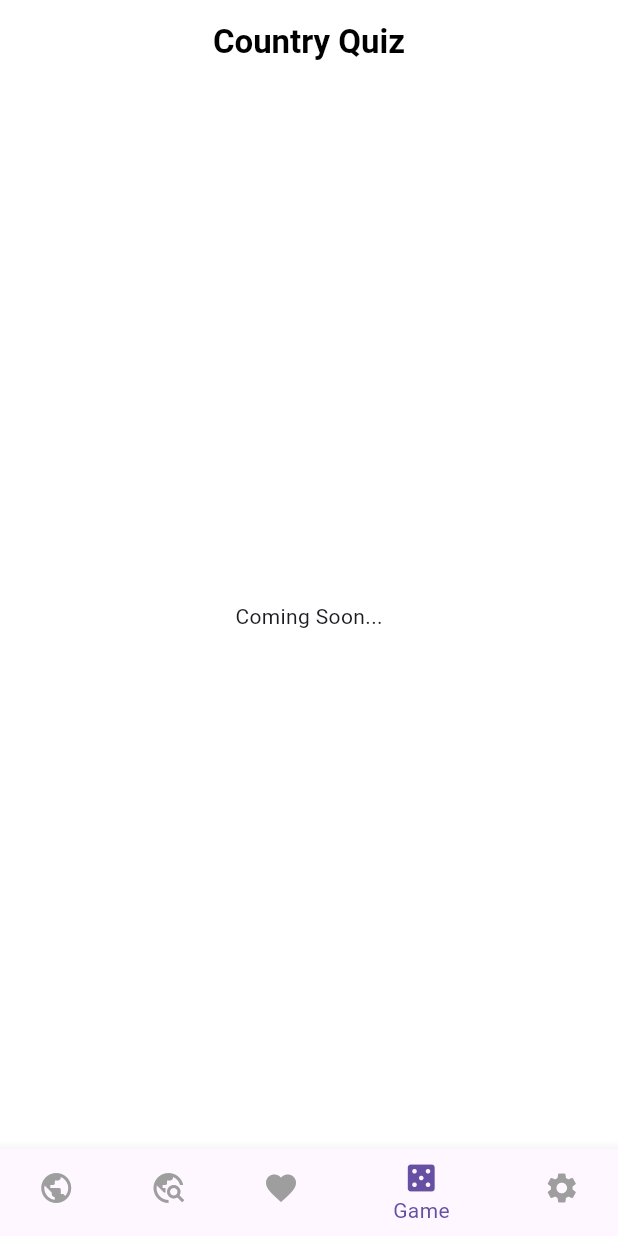
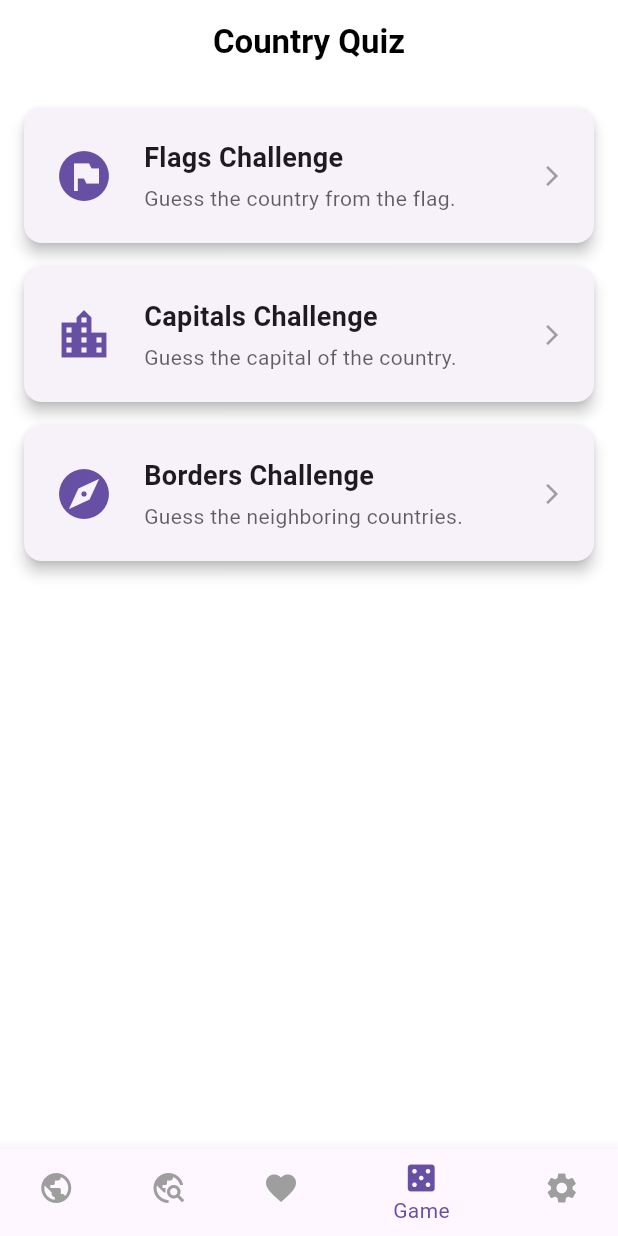
Before and after one commit to HaiderBey/country-explorer, a Flutter app: the screen it shows after launch, item 4 of the bottom bar chosen, on a phone screen of 412 x 824 dp. Run offline on Flutter 3.47's test engine with Material 3 defaults, Android fonts, the phone set to English and light mode, and no system bars; our stand-ins replace flutter_svg, shared_preferences; network calls fail.

Commit message:
2.0.0: Add a functional mini-game

```diff
--- /dev/null
+++ b/lib/mini_game/game_screen.dart
@@ -0,0 +1,101 @@
+import 'package:bolden/mini_game/flags_game_screen.dart';
+import 'package:flutter/material.dart';
+
+class GameScreen extends StatelessWidget {
+  const GameScreen({super.key});
+
+  @override
+  Widget build(BuildContext context) {
+    return ListView(
+      padding: const EdgeInsets.all(16.0),
+      children: [
+        _buildModeCard(
+          context: context,
+          title: 'Flags Challenge',
+          description: 'Guess the country from the flag.',
+          icon: Icons.flag_circle,
+          onTap: () {
+            Navigator.push(
+              context,
+              MaterialPageRoute(
+                builder: (context) => FlagsGameScreen(),
+              ),
+            );
+          },
+        ),
+        _buildModeCard(
+          context: context,
+          title: 'Capitals Challenge',
+          description: 'Guess the capital of the country.',
+          icon: Icons.location_city,
+          onTap: () {
+            ScaffoldMessenger.of(context).showSnackBar(
+              const SnackBar(content: Text('Capitals mode coming soon!'))
+            );
+          },
+        ),
+        _buildModeCard(
+          context: context,
+          title: 'Borders Challenge ',
+          description: 'Guess the neighboring countries.',
+          icon: Icons.explore,
+          onTap: () {
+            ScaffoldMessenger.of(context).showSnackBar(
+              const SnackBar(content: Text('Borders mode coming soon!'))
+            );
+          },
+        ),
+      ],
+    );
+  }
+
+  Widget _buildModeCard({
+    required BuildContext context,
+    required String title,
+    required String description,
+    required IconData icon,
+    required VoidCallback onTap,
+  }) {
+    return Card (
+      margin: const EdgeInsets.only(bottom: 16.0),
+      elevation: 4,
+      child: InkWell(
+        onTap: onTap,
+        borderRadius: BorderRadius.circular(12),
+        child: Padding(
+          padding: const EdgeInsets.all(20.0),
+          child: Row(
+            children: [
+              Icon(icon, size: 40, color: Theme.of(context).colorScheme.primary),
+              const SizedBox(width: 20),
+              Expanded(
+                child: Column(
+                  crossAxisAlignment : CrossAxisAlignment.start,
+                  children: [
+                    Text(
+                      title,
+                      style: TextStyle(
+                        fontSize: 18,
+                        fontWeight: FontWeight.bold,
+                        color: Theme.of(context).colorScheme.onSurface,
+                      ),
+                    ),
+                    const SizedBox(height: 4),
+                    Text(
+                      description,
+                      style: TextStyle(
+                        fontSize: 14,
+                        color: Theme.of(context).colorScheme.onSurface.withAlpha(178),
+                      ),
+                    ),
+                  ],
+                ),
+              ),
+              const Icon(Icons.arrow_forward_ios, size: 16, color: Colors.grey),
+            ],
+          ),
+        ),
+      ),
+    );
+  }
+}
--- a/lib/models/country.dart
+++ b/lib/models/country.dart
@@ -75,7 +75,7 @@ class Country {
       codes: ['404', 'ERR'],
       callingCodes: ['190'],
       demonym: 'The Frustrated',
-      flag: 'https://placehold.co/600x400/CCCCCC/000000?text=404+Flag+Not+Found',
+      flag: '',
       population: 1,
       borders: ['Null', 'Undefined', 'StackOverflow'],
       currencies: [
--- a/lib/screens/detail_screen.dart
+++ b/lib/screens/detail_screen.dart
@@ -189,7 +189,7 @@ class _DetailScreenState extends State<DetailScreen> {
 
           //Placeholder for Map Integration (I plan to add it later :) )
           const SizedBox(height: 40),
-          const Text("أنا خريطة!")
+          const Icon(Icons.map_sharp),
         ],
       ),
     );
--- a/lib/screens/game_screen.dart
+++ /dev/null
@@ -1,12 +0,0 @@
-import 'package:flutter/material.dart';
-
-class GameScreen extends StatelessWidget {
-  const GameScreen({super.key});
-
-  @override
-  Widget build(BuildContext context) {
-    return const Center(
-      child: Text('Coming Soon...'),
-    );
-  }
-}
--- a/lib/screens/home_screen.dart
+++ b/lib/screens/home_screen.dart
@@ -22,7 +22,7 @@ class HomeScreen extends StatelessWidget {
               const Icon(Icons.error_outline, color: Colors.red, size: 40),
               const SizedBox (height: 10),
               Text(
-                'Failed to load countries: ${provider.errorMessage}',
+                '${provider.errorMessage}',
                 textAlign: TextAlign.center,
                 style: const TextStyle(color: Colors.red),
               ),
--- a/lib/screens/main_navigator.dart
+++ b/lib/screens/main_navigator.dart
@@ -1,6 +1,6 @@
 import 'package:bolden/providers/country_provider.dart';
 import 'package:bolden/screens/favorites_screen.dart';
-import 'package:bolden/screens/game_screen.dart';
+import 'package:bolden/mini_game/game_screen.dart';
 import 'package:bolden/screens/home_screen.dart';
 import 'package:bolden/screens/map_screen.dart';
 import 'package:bolden/screens/settings_screen.dart';
```
Also changed, not shown: lib/mini_game/flags_game_screen.dart (added, +201 -0 lines).
